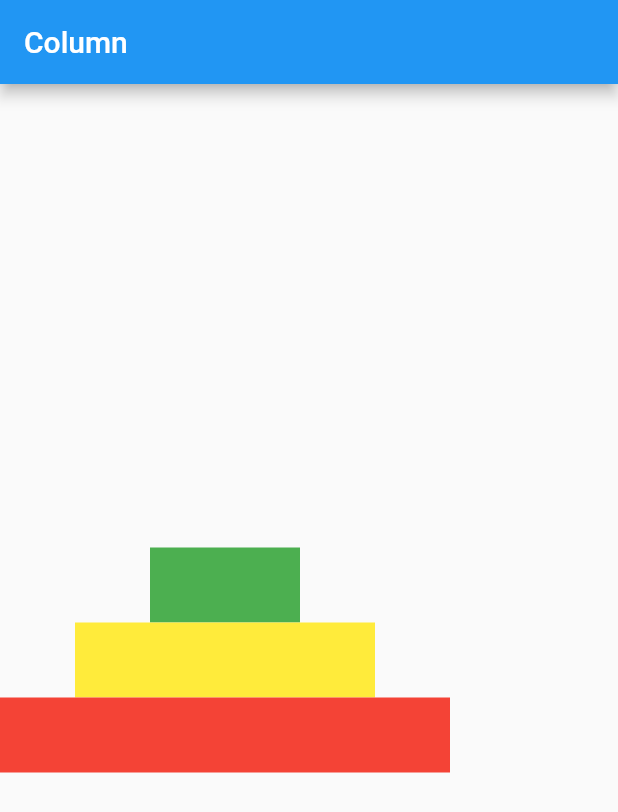
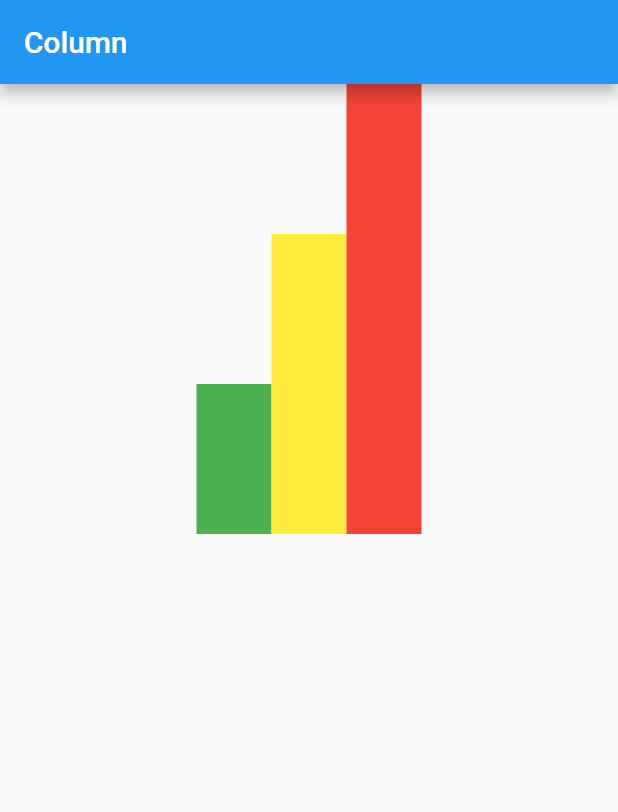
Before and after one commit to agungaldi190701/belajar-flutter-channel-kuldi-project, a Flutter app: the screen it shows after launch, on a phone screen of 412 x 824 dp. Shown: the top 812 px of the screen. Run offline on Flutter 3.47's test engine with Material 2 defaults, Android fonts, the phone set to English and light mode, and no system bars.

Commit message:
visible dan invisible widget (Row)

```diff
--- a/lib/main.dart
+++ b/lib/main.dart
@@ -62,25 +62,27 @@ class MyApp extends StatelessWidget {
         appBar: AppBar(
           title: Text('Column'),
         ),
-        body: Column(
+        body: Row(
           crossAxisAlignment: CrossAxisAlignment
-              .center, // merubah posisi kanan tengah kiri semua kolom
+              .end, // merubah posisi kanan tengah kiri semua kolom
           mainAxisAlignment: MainAxisAlignment
               .center, // merubah posisi atas tengah bawah semua kolom
+          verticalDirection:
+              VerticalDirection.down, // merubah posisi atas  bawah Setiap kolom
           children: [
             Container(
-              width: 100,
-              height: 50,
+              width: 50,
+              height: 100,
               color: Colors.green,
             ),
             Container(
-              width: 200,
-              height: 50,
+              width: 50,
+              height: 200,
               color: Colors.yellow,
             ),
             Container(
-              width: 300,
-              height: 50,
+              width: 50,
+              height: 300,
               color: Colors.red,
             ),
           ],
```
